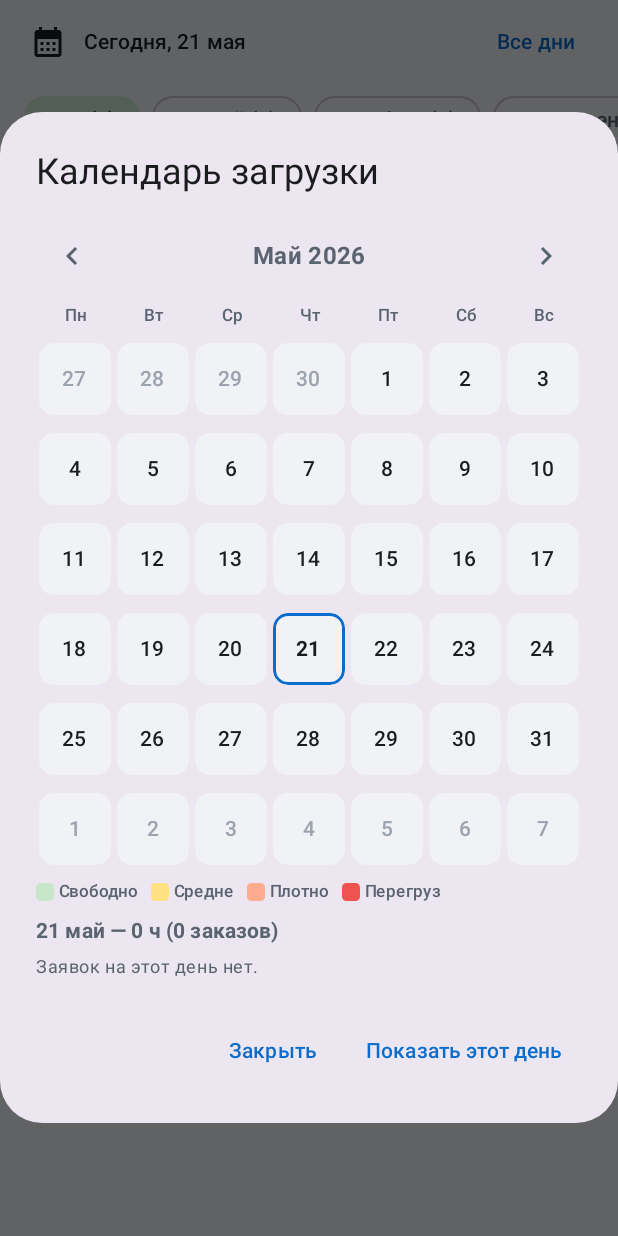
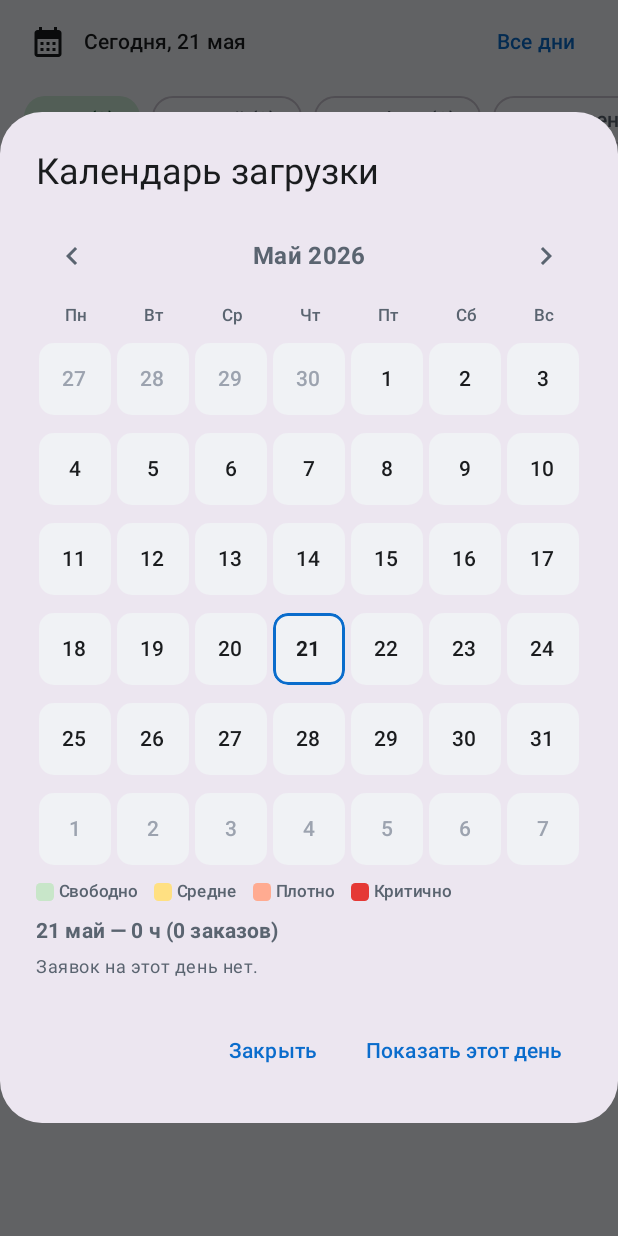
Before and after one commit to kiltler/kiltler, an Android app built with Jetpack Compose: the composable OrdersScreen called with empty values, after a tap on "Календарь загрузки", on a phone screen of 412 x 824 dp. Run offline under Robolectric (Android 15) with nearby library versions, the phone set to English and light mode, and no system bars; our stand-ins replace Room's generated code; 2 statements that could not run were skipped.

Commit message:
Use the load calendar for picking the order's visit date
- The "Дата выезда" button in the order dialog now opens the same
  color-coded load calendar used in the orders tab, so you can see at
  a glance which days are free and which are overloaded before adding
  the order. Time of day is picked right after with the system clock.
- Legend now matches the actual cell colours (bright red for >10h) and
  the overload bucket is labelled "Критично".

https://claude.ai/code/session_01RXjEZR9YerMNhqDiRGdi7K

```diff
--- a/app/src/main/java/com/kiltler/assistant/ui/screens/OrdersCalendar.kt
+++ b/app/src/main/java/com/kiltler/assistant/ui/screens/OrdersCalendar.kt
@@ -114,7 +114,9 @@ fun OrdersCalendarDialog(
     orders: List<Order>,
     selectedDay: Long,
     onSelect: (Long) -> Unit,
-    onDismiss: () -> Unit
+    onDismiss: () -> Unit,
+    title: String = "Календарь загрузки",
+    confirmLabel: String = "Показать этот день"
 ) {
     val today = LocalDate.now()
     val zone = ZoneId.systemDefault()
@@ -124,7 +126,7 @@ fun OrdersCalendarDialog(
 
     AlertDialog(
         onDismissRequest = onDismiss,
-        title = { Text("Календарь загрузки") },
+        title = { Text(title) },
         text = {
             Column(
                 modifier = Modifier.verticalScroll(rememberScrollState()),
@@ -150,7 +152,7 @@ fun OrdersCalendarDialog(
         confirmButton = {
             TextButton(onClick = {
                 onSelect(pickedDate.atStartOfDay(zone).toInstant().toEpochMilli())
-            }) { Text("Показать этот день") }
+            }) { Text(confirmLabel) }
         },
         dismissButton = {
             TextButton(onClick = onDismiss) { Text("Закрыть") }
@@ -273,16 +275,17 @@ private fun DayCell(
     }
 }
 
+@OptIn(ExperimentalLayoutApi::class)
 @Composable
 private fun Legend() {
-    Row(
-        horizontalArrangement = Arrangement.spacedBy(8.dp),
-        verticalAlignment = Alignment.CenterVertically
+    FlowRow(
+        horizontalArrangement = Arrangement.spacedBy(10.dp),
+        verticalArrangement = Arrangement.spacedBy(4.dp)
     ) {
-        LegendDot(Color(0xFFC8E6C9), "Свободно")
-        LegendDot(Color(0xFFFFE082), "Средне")
-        LegendDot(Color(0xFFFFAB91), "Плотно")
-        LegendDot(Color(0xFFEF5350), "Перегруз")
+        LegendDot(loadColor(LoadLevel.LOW), "Свободно")
+        LegendDot(loadColor(LoadLevel.MEDIUM), "Средне")
+        LegendDot(loadColor(LoadLevel.HIGH), "Плотно")
+        LegendDot(loadColor(LoadLevel.OVERLOAD), "Критично")
     }
 }
 
```
Also changed, not shown: app/src/main/java/com/kiltler/assistant/ui/Common.kt (+18 -0 lines), app/src/main/java/com/kiltler/assistant/ui/screens/OrdersScreen.kt (+29 -5 lines).
